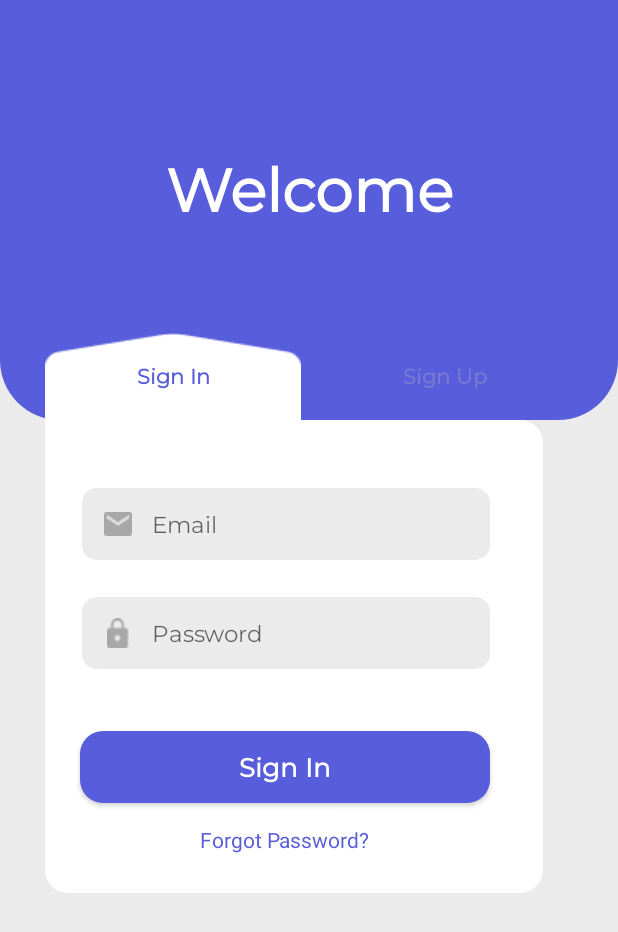
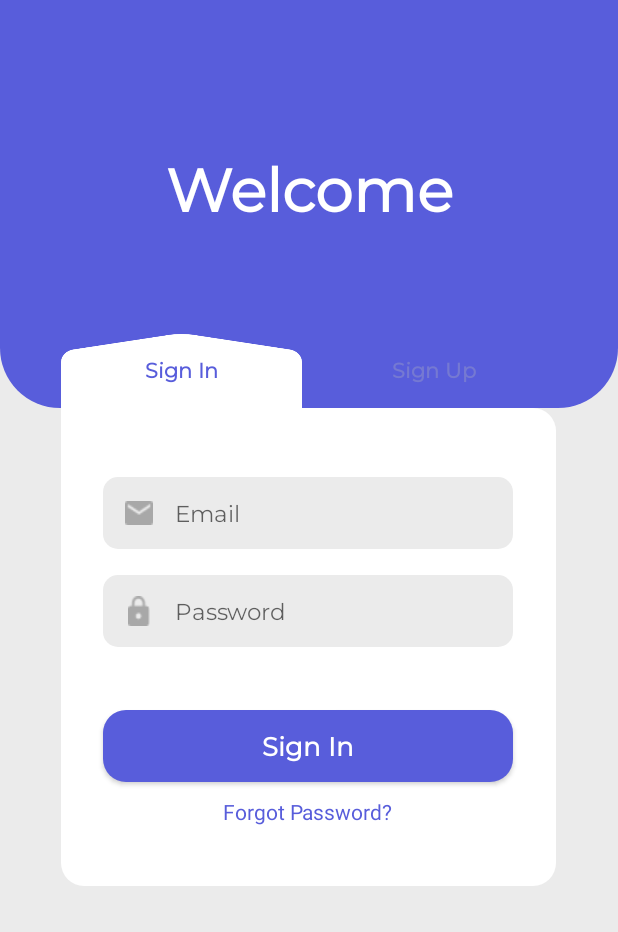
Before and after one commit to ionvasluian/AndroidAppSport, an Android app: the screen it shows after launch (MainActivity), on a phone screen of 412 x 824 dp. Shown: the top 932 px of the screen. Run offline under Robolectric (Android 15) with nearby library versions, the light colour scheme and no system bars; our stand-ins replace Firebase (no records; nobody signed in at launch, a user with empty details on screens opened directly).

Commit message:
final signup/in + added user list button+activity

```diff
--- a/app/src/main/AndroidManifest.xml
+++ b/app/src/main/AndroidManifest.xml
@@ -19,6 +19,9 @@
         android:theme="@style/Theme.MyApplication"
         android:usesCleartextTraffic="true"
         tools:targetApi="31">
+        <activity
+            android:name=".UserEventListActivity"
+            android:exported="false" />
         <activity
             android:name=".MapActivity"
             android:exported="false" />
--- a/app/src/main/res/layout/activity_main.xml
+++ b/app/src/main/res/layout/activity_main.xml
@@ -39,13 +39,19 @@
         <LinearLayout
             android:layout_width="match_parent"
             android:layout_height="wrap_content"
-            android:orientation="horizontal">
+            android:orientation="horizontal"
+            android:weightSum="100">
 
+
+            <Space
+                android:layout_width="0dp"
+                android:layout_height="match_parent"
+                android:layout_weight="10"></Space>
             <android.widget.Button
                 android:id="@+id/signin"
-                android:layout_width="165dp"
-                android:layout_height="wrap_content"
-                android:layout_weight="1"
+                android:layout_width="0dp"
+                android:layout_height="50dp"
+                android:layout_weight="39"
                 style="?android:attr/borderlessButtonStyle"
 
                 android:layout_alignParentTop="true"
@@ -53,32 +59,33 @@
 
 
                 android:layout_marginTop="70dp"
-                android:layout_marginStart="30dp"
+
                 android:background="@drawable/button_rectangle"
                 android:fontFamily="@font/montserrat_regular"
                 android:text="Sign In"
                 android:textAllCaps="false"
                 android:textColor="#585DDB"
                 android:textStyle="bold"
+
                 ></android.widget.Button>
 
             <Space
-                android:layout_width="5dp"
+                android:layout_width="0dp"
                 android:layout_height="match_parent"
-                android:layout_weight="1"></Space>
+                android:layout_weight="2"></Space>
 
             <android.widget.Button
                 android:id="@+id/register"
-                android:layout_width="165dp"
-                android:layout_height="wrap_content"
-                android:layout_weight="1"
+                android:layout_width="0dp"
+                android:layout_height="50dp"
+                android:layout_weight="39"
                 style="?android:attr/borderlessButtonStyle"
 
                 android:layout_alignParentTop="true"
                 android:layout_alignParentEnd="true"
 
                 android:layout_marginTop="70dp"
-                android:layout_marginEnd="30dp"
+
 
                 android:background="@drawable/button_rectangle"
                 android:fontFamily="@font/montserrat_regular"
@@ -86,6 +93,10 @@
                 android:textAllCaps="false"
                 android:textColor="#585DDB"
                 android:textStyle="bold"></android.widget.Button>
+            <Space
+                android:layout_width="0dp"
+                android:layout_height="match_parent"
+                android:layout_weight="10"></Space>
         </LinearLayout>
 
 
@@ -93,21 +104,23 @@
 
 <LinearLayout
     android:layout_width="match_parent"
-    android:layout_height="wrap_content">
+    android:layout_height="wrap_content"
+    android:orientation="horizontal"
+    android:weightSum="100">
     <Space
-        android:layout_width="30dp"
+        android:layout_width="0dp"
         android:layout_height="match_parent"
-        android:layout_weight="1">
+        android:layout_weight="10">
     </Space>
     <RelativeLayout
         android:id="@+id/container1"
-        android:layout_width="332dp"
+        android:layout_width="0dp"
         android:layout_height="485dp"
         android:layout_alignParentTop="true"
         android:layout_alignParentEnd="true"
         android:layout_alignParentStart="true"
         android:layout_marginTop="0dp"
-        android:layout_weight="500"
+        android:layout_weight="80"
 
 
 
@@ -115,9 +128,9 @@
         android:layout_gravity="center"
         ></RelativeLayout>
     <Space
-        android:layout_width="30dp"
+        android:layout_width="0dp"
         android:layout_height="match_parent"
-        android:layout_weight="1">
+        android:layout_weight="10">
     </Space>
 </LinearLayout>
 
--- a/app/src/main/res/layout/fragment_login.xml
+++ b/app/src/main/res/layout/fragment_login.xml
@@ -1,72 +1,63 @@
 <?xml version="1.0" encoding="utf-8"?>
 <FrameLayout xmlns:android="http://schemas.android.com/apk/res/android"
     xmlns:tools="http://schemas.android.com/tools"
-    android:layout_width="332dp"
-    android:layout_height="315dp"
+    android:layout_width="match_parent"
+    android:layout_height="match_parent"
     tools:context=".LoginFragment"
     >
 
-    <RelativeLayout
+    <LinearLayout
         android:layout_width="match_parent"
-        android:layout_height="match_parent"
-        android:background="@drawable/signin_background">
+        android:layout_height="wrap_content"
+        android:background="@drawable/signin_background"
+        android:orientation="vertical">
 
+        <LinearLayout
+            android:layout_width="match_parent"
+            android:layout_height="wrap_content"
+            android:gravity="center_horizontal">
 
             <ImageView
                 android:layout_width="48dp"
                 android:layout_height="48dp"
                 android:layout_alignParentBottom="true"
-
-            android:layout_marginTop="33dp"
-
-            android:layout_marginEnd="-1dp"
-            android:layout_marginBottom="222dp"
-            android:layout_toStartOf="@+id/email"
+                android:layout_marginTop="46dp"
                 android:background="@drawable/leftside_login"
-            android:elevation="100dp"
                 android:outlineProvider="none"></ImageView>
 
             <EditText
                 android:id="@+id/email"
                 android:layout_width="225dp"
                 android:layout_height="48dp"
-            android:layout_alignParentEnd="true"
-            android:layout_alignParentBottom="true"
-            android:layout_marginEnd="35dp"
-            android:layout_marginBottom="222dp"
+
                 android:background="@drawable/rightside_login"
-            android:elevation="100dp"
+                android:layout_marginTop="46dp"
                 android:fontFamily="@font/montserrat_regular"
                 android:hint="Email"
                 android:outlineProvider="none"
                 android:textColor="#A8A8A8"
                 android:textSize="15dp"
                 android:singleLine="true"/>
+        </LinearLayout>
 
+        <LinearLayout
+            android:layout_width="match_parent"
+            android:layout_height="wrap_content"
+            android:gravity="center_horizontal">
             <ImageView
                 android:layout_width="48dp"
                 android:layout_height="48dp"
                 android:layout_alignParentBottom="true"
-
-            android:layout_marginTop="33dp"
-
-            android:layout_marginEnd="-1dp"
-            android:layout_marginBottom="149dp"
-            android:layout_toStartOf="@+id/password"
+                android:layout_marginTop="17dp"
                 android:background="@drawable/leftside_register"
-            android:elevation="100dp"
                 android:outlineProvider="none"></ImageView>
 
             <EditText
                 android:id="@+id/password"
                 android:layout_width="225dp"
                 android:layout_height="48dp"
-            android:layout_alignParentEnd="true"
-            android:layout_alignParentBottom="true"
-            android:layout_marginEnd="35dp"
-            android:layout_marginBottom="149dp"
+                android:layout_marginTop="17dp"
                 android:background="@drawable/rightside_login"
-            android:elevation="100dp"
                 android:fontFamily="@font/montserrat_regular"
                 android:hint="Password"
                 android:inputType="textPassword"
@@ -75,32 +66,36 @@
                 android:textSize="15dp"
                 android:singleLine="true"/>
 
+        </LinearLayout>
+
+
         <Button
             android:id="@+id/signinbutton"
             android:layout_width="273dp"
             android:layout_height="48dp"
             android:layout_alignParentEnd="true"
             android:layout_alignParentBottom="true"
-            android:layout_marginEnd="35dp"
-            android:layout_marginBottom="60dp"
+            android:layout_marginTop="42dp"
             android:background="@drawable/button_background"
             android:fontFamily="@font/montserrat_regular"
             android:text="Sign In"
             android:textAllCaps="false"
             android:textColor="#fff"
             android:textSize="17dp"
-            android:textStyle="bold"></Button>
+            android:textStyle="bold"
+            android:layout_gravity="center"></Button>
 
         <TextView
             android:layout_width="wrap_content"
             android:layout_height="wrap_content"
-            android:layout_alignParentStart="true"
-            android:layout_alignParentBottom="true"
-            android:layout_marginStart="103dp"
-            android:layout_marginBottom="26dp"
+            android:layout_gravity="center"
+            android:layout_marginTop="10dp"
+            android:layout_marginBottom="40dp"
             android:text="Forgot Password?"
             android:textColor="#585DDB"></TextView>
-    </RelativeLayout>
+
+
+    </LinearLayout>
 
 
 
```
Also changed, not shown: app/src/main/java/com/example/myapplication/MainActivity.java (+9 -0 lines), app/src/main/java/com/example/myapplication/UserEventListActivity.java (added, +14 -0 lines), app/src/main/java/com/example/myapplication/ViewEventActivity.java (+11 -1 lines), app/src/main/res/layout/activity_user_event_list.xml (added, +77 -0 lines), app/src/main/res/layout/activity_view_event.xml (+40 -1 lines), app/src/main/res/layout/fragment_register.xml (+24 -16 lines), app/src/main/res/drawable-v24/addev.png (deleted), app/src/main/res/drawable-v24/button_rectangle.png (deleted), app/src/main/res/drawable/addev.png (added), app/src/main/res/drawable/back.png, app/src/main/res/drawable/button_rectangle.png (added), app/src/main/res/drawable/list.png (added). Lines whose indentation alone changed are shown as unchanged.
